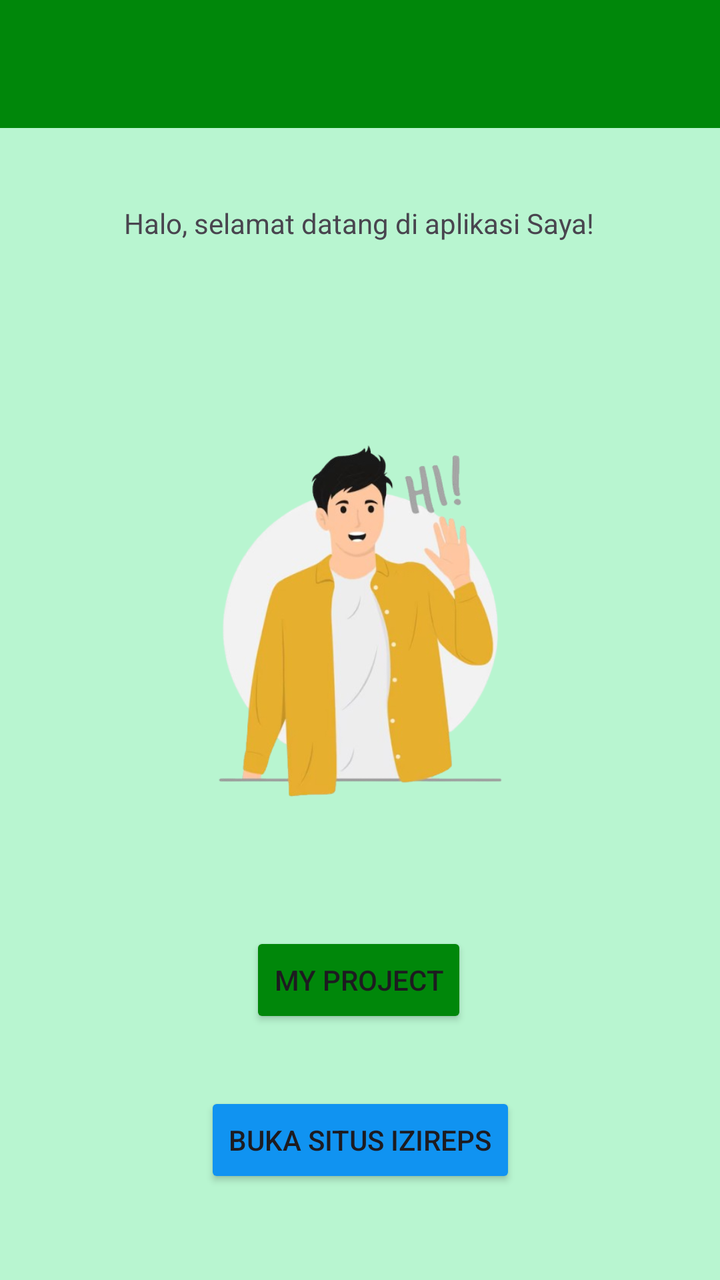
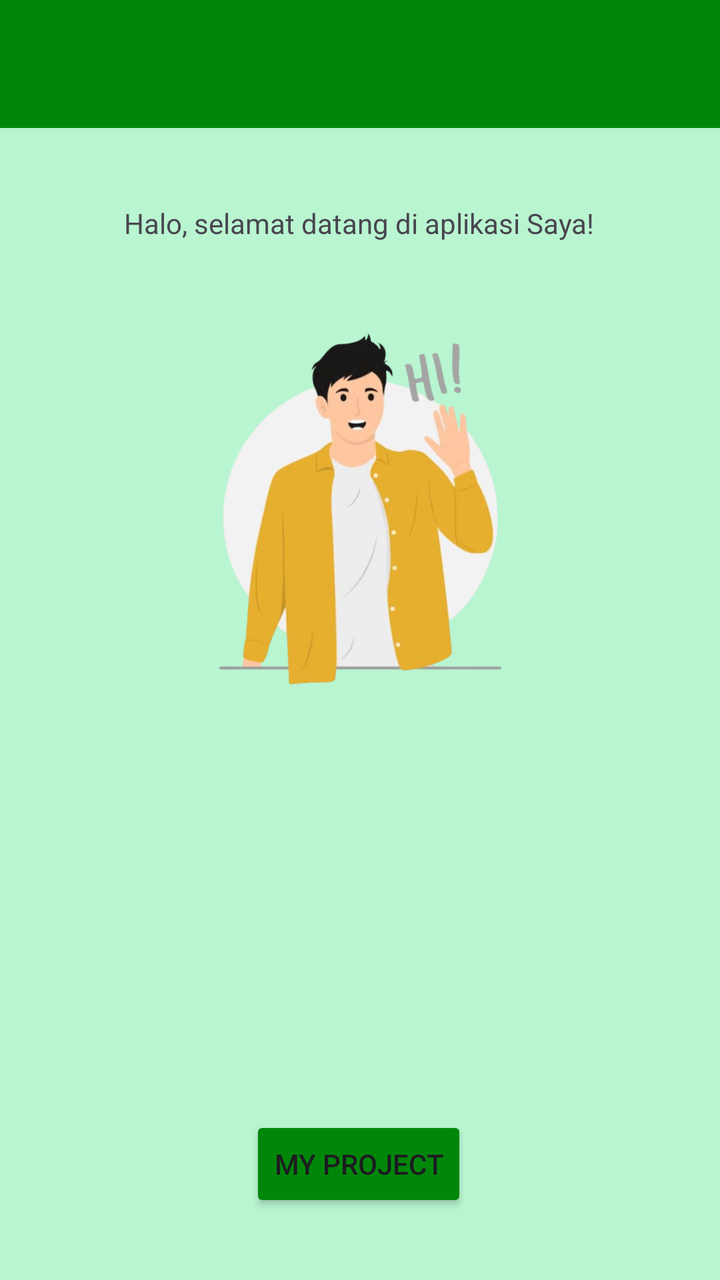

An Android layout rendered at two revisions. The XML below is the earlier revision; the diff shows what the commit changed to produce the second picture.
<!-- AndroidManifest.xml: application theme Theme.Mrstango -->
<!-- res/layout/activity_main.xml -->
<?xml version="1.0" encoding="utf-8"?>
<androidx.constraintlayout.widget.ConstraintLayout xmlns:android="http://schemas.android.com/apk/res/android"
    xmlns:app="http://schemas.android.com/apk/res-auto"
    xmlns:tools="http://schemas.android.com/tools"
    android:id="@+id/main"
    android:layout_width="match_parent"
    android:layout_height="match_parent"
    android:background="@color/light_green"
    tools:context=".MainActivity">

    <androidx.appcompat.widget.Toolbar
        android:id="@+id/toolbar"
        android:layout_width="match_parent"
        android:layout_height="?attr/actionBarSize"
        android:background="@color/dark_green"
        app:layout_constraintEnd_toEndOf="parent"
        app:layout_constraintStart_toStartOf="parent"
        app:layout_constraintTop_toTopOf="parent"
        app:subtitleTextColor="@android:color/white"
        app:titleTextColor="@android:color/white" />

    <TextView
        android:id="@+id/textView"
        android:layout_width="wrap_content"
        android:layout_height="wrap_content"
        android:text="Halo, selamat datang di aplikasi Saya!"
        app:layout_constraintBottom_toBottomOf="parent"
        app:layout_constraintEnd_toEndOf="parent"
        app:layout_constraintHorizontal_bias="0.497"
        app:layout_constraintStart_toStartOf="parent"
        app:layout_constraintTop_toTopOf="parent"
        app:layout_constraintVertical_bias="0.164" />

    <Button
        android:id="@+id/btnMyProject"
        android:layout_width="wrap_content"
        android:layout_height="wrap_content"
        android:layout_marginTop="60dp"
        android:backgroundTint="#00870A"
        android:text="My Project"
        app:layout_constraintEnd_toEndOf="parent"
        app:layout_constraintHorizontal_bias="0.498"
        app:layout_constraintStart_toStartOf="parent"
        app:layout_constraintTop_toBottomOf="@+id/imageView" />

    <ImageView
        android:id="@+id/imageView"
        android:layout_width="191dp"
        android:layout_height="197dp"
        android:layout_marginTop="88dp"
        app:layout_constraintEnd_toEndOf="parent"
        app:layout_constraintStart_toStartOf="parent"
        app:layout_constraintTop_toBottomOf="@+id/textView"
        app:srcCompat="@drawable/hai" />

    <Button
        android:id="@+id/btnToWebView"
        android:layout_width="wrap_content"
        android:layout_height="wrap_content"
        android:layout_marginTop="32dp"
        android:backgroundTint="@color/blue_100"
        android:text="Buka situs izireps"
        app:layout_constraintEnd_toEndOf="parent"
        app:layout_constraintStart_toStartOf="parent"
        app:layout_constraintTop_toBottomOf="@+id/btnMyProject" />

</androidx.constraintlayout.widget.ConstraintLayout>
<!-- resources referenced by this layout -->
<resources>
  <color name="blue_100">#1093f1
      </color>
  <color name="dark_green">#00870A</color>
  <color name="light_green">#B8F5D0</color>
  <!-- drawable hai: png bitmap (drawable, 138639 bytes) -->
  <style name="Theme.Mrstango" parent="Base.Theme.Mrstango" />
  <style name="Base.Theme.Mrstango" parent="Theme.Material3.DayNight.NoActionBar">
          
          
      </style>
</resources>

<!-- the commit's change to res/layout/activity_main.xml (unified diff, before → after) -->
@@ -35,7 +35,7 @@
         android:id="@+id/btnMyProject"
         android:layout_width="wrap_content"
         android:layout_height="wrap_content"
-        android:layout_marginTop="60dp"
+        android:layout_marginTop="208dp"
         android:backgroundTint="#00870A"
         android:text="My Project"
         app:layout_constraintEnd_toEndOf="parent"
@@ -47,7 +47,7 @@
         android:id="@+id/imageView"
         android:layout_width="191dp"
         android:layout_height="197dp"
-        android:layout_marginTop="88dp"
+        android:layout_marginTop="32dp"
         app:layout_constraintEnd_toEndOf="parent"
         app:layout_constraintStart_toStartOf="parent"
         app:layout_constraintTop_toBottomOf="@+id/textView"
